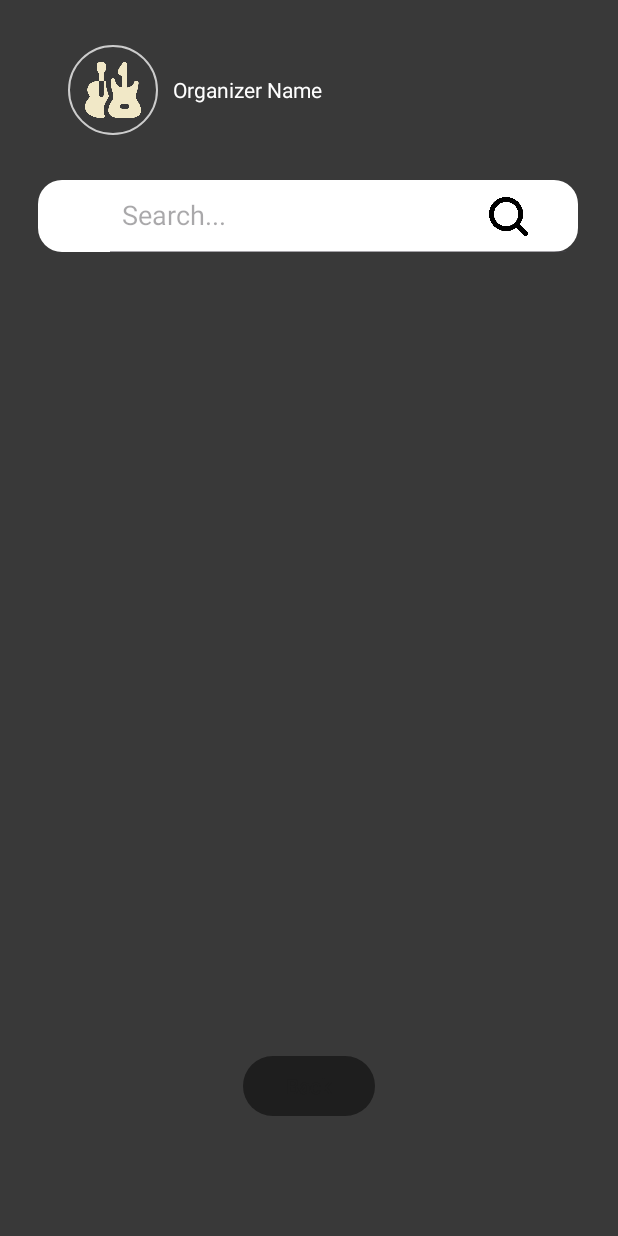
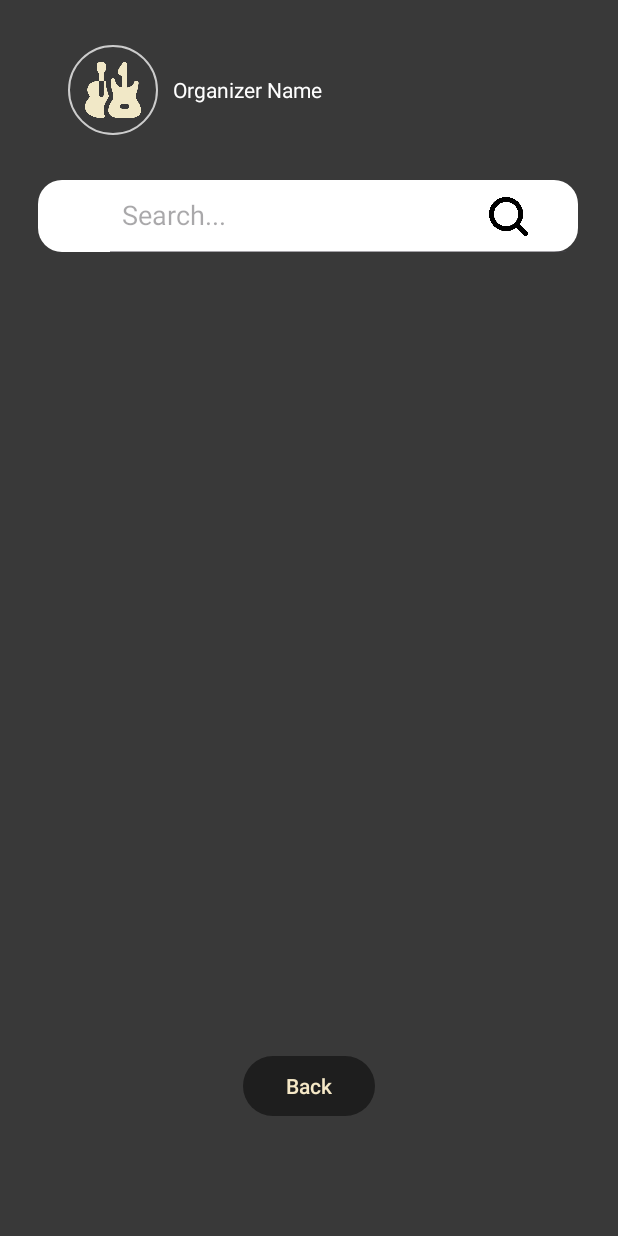
Before and after one commit to PHY5ZEKE/BookABand, an Android app: the BandList screen opened directly, with no data from a screen before it, on a phone screen of 412 x 824 dp. Run offline under Robolectric (Android 15) with nearby library versions, the phone set to English and light mode, and no system bars; our stand-ins replace CircleImageView, Firebase (no records; nobody signed in at launch, a user with empty details on screens opened directly).

Commit message:
color change

```diff
--- a/app/src/main/res/layout/activity_band_list.xml
+++ b/app/src/main/res/layout/activity_band_list.xml
@@ -84,6 +84,7 @@
         android:layout_width="wrap_content"
         android:layout_height="wrap_content"
         android:text="Back"
+        android:textColor="#F5E8C7"
         app:layout_constraintBottom_toBottomOf="parent"
         app:layout_constraintEnd_toEndOf="parent"
         app:layout_constraintStart_toStartOf="parent"
```
